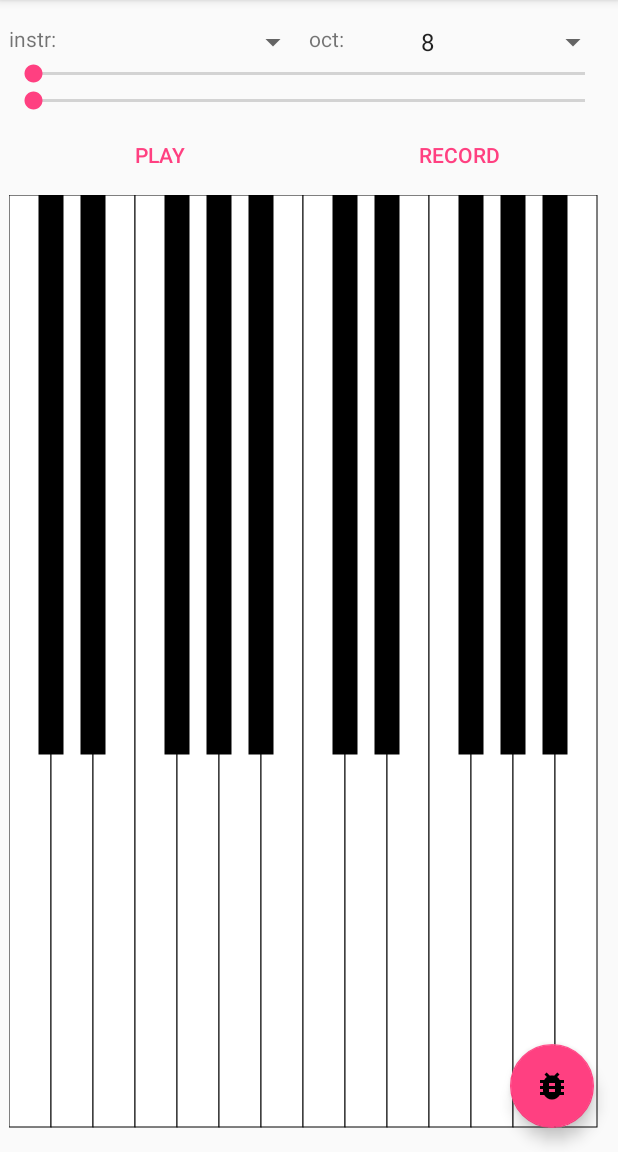
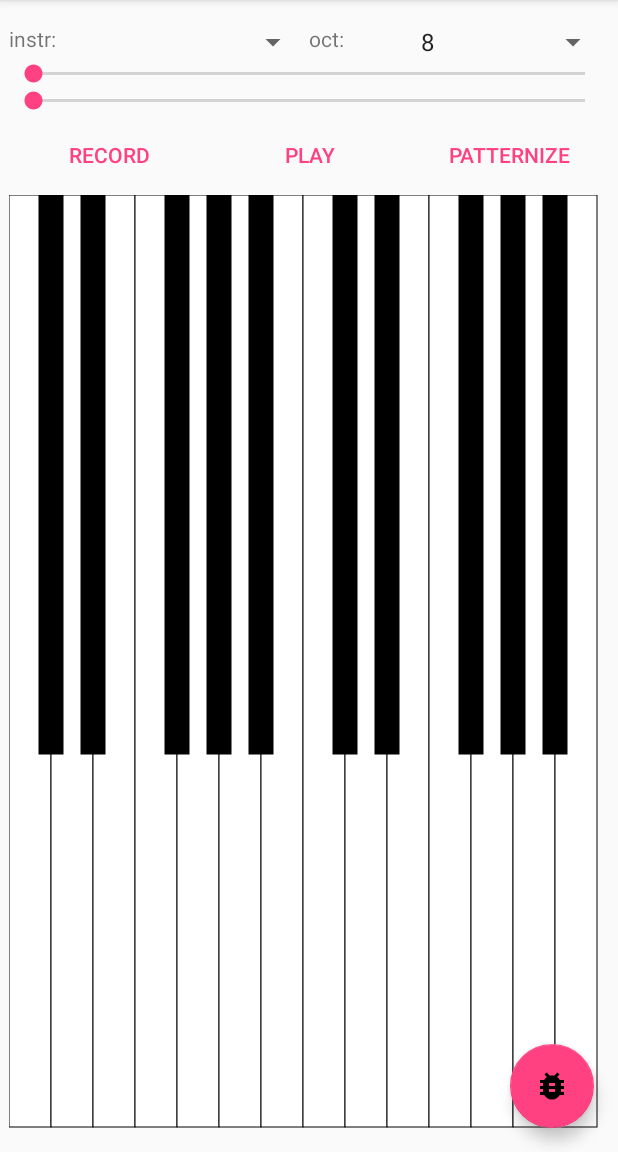
Before and after one commit to Ebmtranceboy/Musica, an Android app: the fragment LiveFragment placed in its activity, on a phone screen of 412 x 824 dp, the part 84-1236 px from its top. Run offline under Robolectric (Android 15) with nearby library versions, the light colour scheme and no system bars; 4 statements that could not run were skipped.

Commit message:
patternizer

```diff
--- a/app/src/main/java/joel/duet/musica/LiveFragment.java
+++ b/app/src/main/java/joel/duet/musica/LiveFragment.java
@@ -65,6 +65,7 @@ public final class LiveFragment extends Fragment {
 
         Button playButton = (Button) view.findViewById(R.id.live_play);
         Button recordButton = (Button) view.findViewById(R.id.live_record);
+        Button patternizeButton = (Button) view.findViewById(R.id.patternize);
 
         playButton.setOnClickListener(new View.OnClickListener() {
             @Override
@@ -82,6 +83,14 @@ public final class LiveFragment extends Fragment {
                 csoundObj.startCsound(activity.csoundUtil.createTempFile(CSD.recordPart((String) select_instr.getSelectedItem())));
             }
         });
+
+        patternizeButton.setOnClickListener(new View.OnClickListener() {
+            @Override
+            public void onClick(View view) {
+                activity.csoundUtil.patternize((String)select_instr.getSelectedItem());
+            }
+        });
+
         // define keyboard
 
         keyboard = (KeyboardView) view.findViewById(R.id.Keyboard);
--- a/app/src/main/java/joel/duet/musica/Score.java
+++ b/app/src/main/java/joel/duet/musica/Score.java
@@ -29,6 +29,7 @@ public final class Score {
 
     public static void createTrack(){
         mTracks.addLast(new Track());}
+
     public static int getNbOfTracks(){return mTracks.size();}
 
     public static void deleteTracks(List<Track> list){
--- a/app/src/main/java/joel/duet/musica/ScoreView.java
+++ b/app/src/main/java/joel/duet/musica/ScoreView.java
@@ -219,7 +219,6 @@ public final class ScoreView extends View {
                         , (t - 1) * track_height * height
                         , pattern.finish * width / 16 / 32
                         , t * track_height * height, paint);
-
             }
         }
 
--- a/app/src/main/res/layout/live_fragment.xml
+++ b/app/src/main/res/layout/live_fragment.xml
@@ -56,6 +56,14 @@
         android:orientation="horizontal">
 
         <Button
+            android:id="@+id/live_record"
+            style="?android:attr/buttonBarButtonStyle"
+            android:layout_width="0dp"
+            android:layout_height="match_parent"
+            android:layout_weight="1"
+            android:text="@string/record_label" />
+
+        <Button
             android:id="@+id/live_play"
             style="?android:attr/buttonBarButtonStyle"
             android:layout_width="0dp"
@@ -64,12 +72,14 @@
             android:text="@string/play_label" />
 
         <Button
-            android:id="@+id/live_record"
+            android:id="@+id/patternize"
             style="?android:attr/buttonBarButtonStyle"
             android:layout_width="0dp"
             android:layout_height="match_parent"
             android:layout_weight="1"
-            android:text="@string/record_label" />
+            android:text="@string/patternize_label" />
+
+
     </TableRow>
 
     <joel.duet.musica.KeyboardView
--- a/app/src/main/res/values/strings.xml
+++ b/app/src/main/res/values/strings.xml
@@ -52,6 +52,7 @@
     <string name="score_loop_button_label">ScoreLoop</string>
     <string name="welcome_screen_description">Welcome Screen</string>
     <string name="done_button_label">Done</string>
+    <string name="patternize_label">Patternize</string>
     <string-array name="oct_array">
         <item>1</item>
         <item>2</item>
```
Also changed, not shown: app/src/main/java/joel/duet/musica/CsoundUtil.java (+40 -0 lines).
